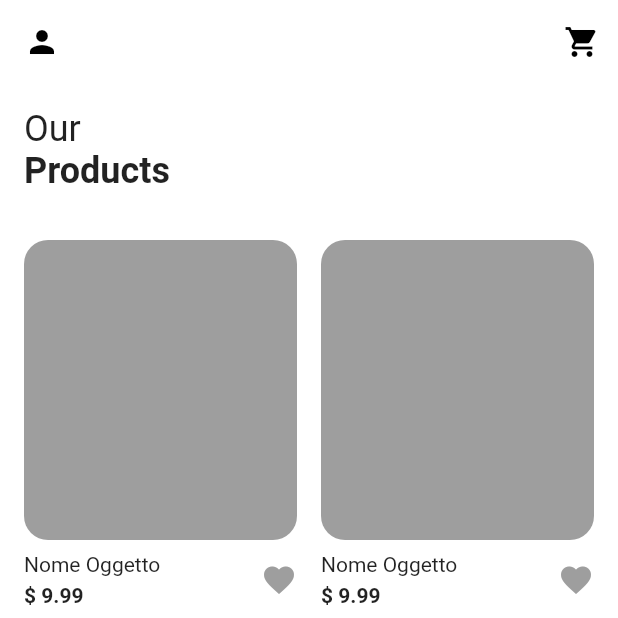
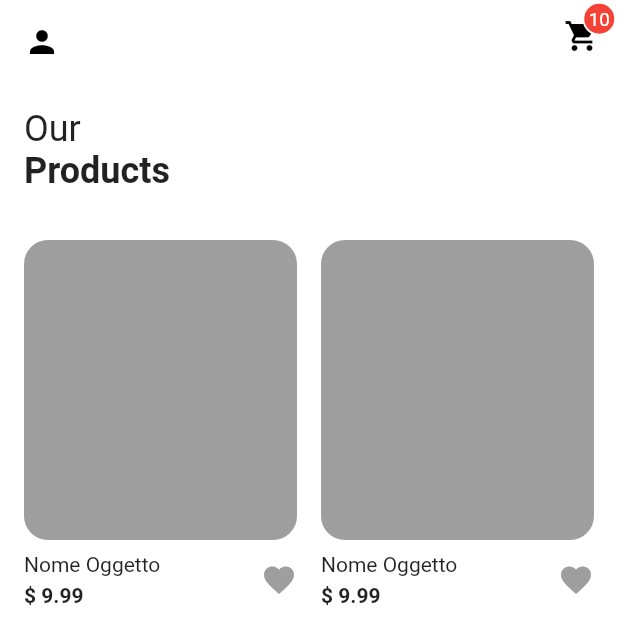
Before and after one commit to ngiuliani-ng/flutter_advanced_state_app, a Flutter app: the screen it shows after launch, on a phone screen of 412 x 824 dp, the top half of it. Run offline on Flutter 3.47's test engine with Material 2 defaults, Android fonts, the phone set to English and light mode, and no system bars.

```diff
--- a/lib/pages/home.dart
+++ b/lib/pages/home.dart
@@ -29,11 +29,54 @@ class HomePage extends StatelessWidget {
         },
       ),
       actions: [
+        shoppingCart(),
+      ],
+    );
+  }
+
+  Widget shoppingCart() {
+    return Stack(
+      children: [
         IconButton(
           icon: Icon(Icons.shopping_cart),
           onPressed: () {
             print('Shopping Cart');
           },
+        ),
+        Positioned(
+          top: 2.5,
+          right: 2.5,
+          child: Container(
+            // Circle Inf.
+            width: 21,
+            height: 21,
+            decoration: BoxDecoration(
+              color: Colors.white,
+              shape: BoxShape.circle,
+            ),
+          ),
+        ),
+        Positioned(
+          top: 2.5,
+          right: 2.5,
+          child: Container(
+            // Circle Sup.
+            width: 20,
+            height: 20,
+            decoration: BoxDecoration(
+              color: Colors.red,
+              shape: BoxShape.circle,
+            ),
+            child: Center(
+              child: Text(
+                '10',
+                style: TextStyle(
+                  color: Colors.white,
+                  fontSize: 12.5,
+                ),
+              ),
+            ),
+          ),
         ),
       ],
     );
```
